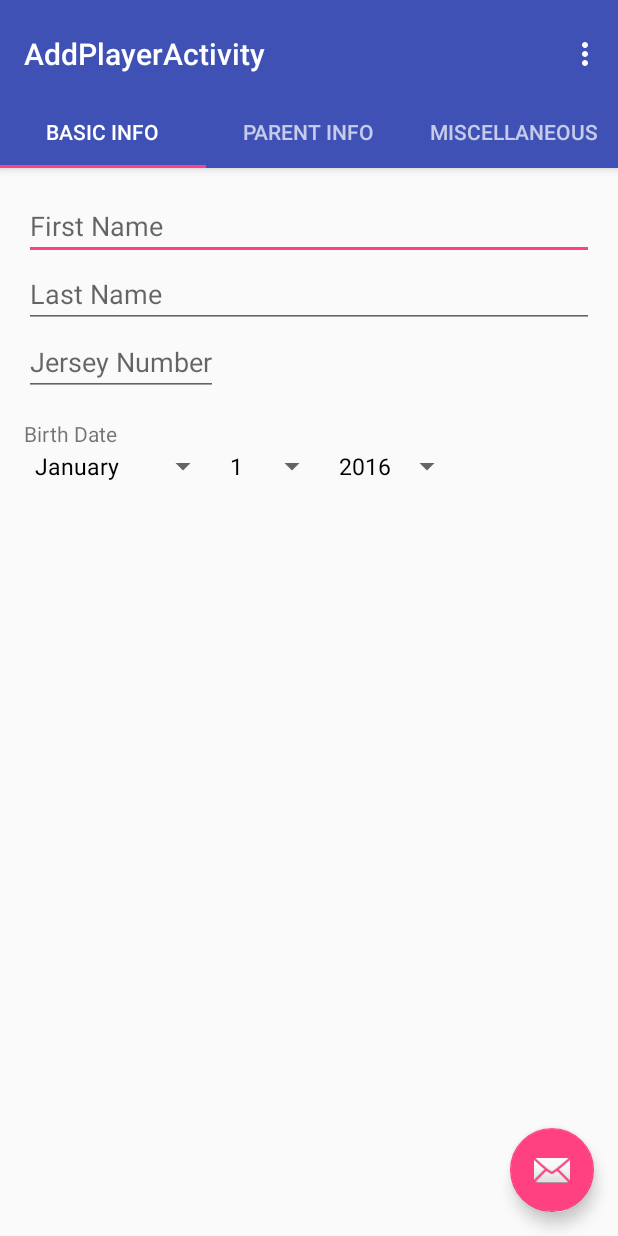
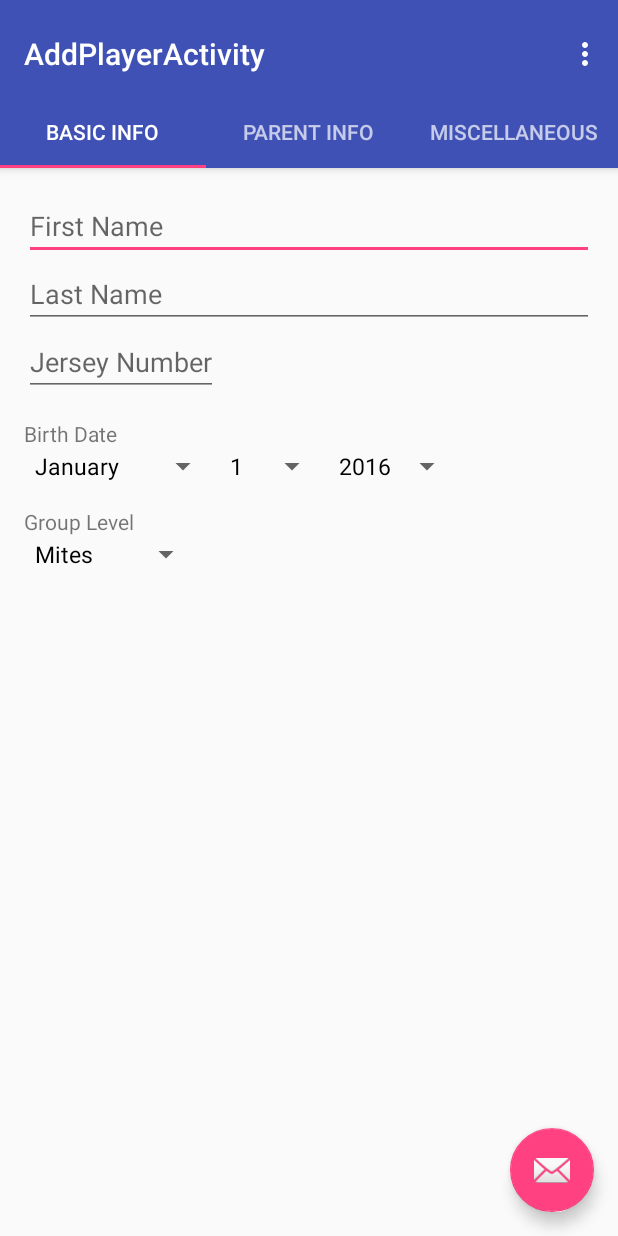
Before and after one commit to miketar27/FinalProject-MichaelTZhenzhenM, an Android app: the screen it shows after launch (AddPlayerActivity), after a tap on "Add Person", on a phone screen of 412 x 824 dp. Run offline under Robolectric (Android 15) with nearby library versions, the phone set to English and light mode, and no system bars.

Commit message:
Updating Add Basic

```diff
--- a/app/src/main/java/com/example/miket/finalproject_michaeltzhenzhenm/MainActivity.java
+++ b/app/src/main/java/com/example/miket/finalproject_michaeltzhenzhenm/MainActivity.java
@@ -36,7 +36,7 @@ public class MainActivity extends AppCompatActivity {
                 arrayPlayers);
         lv.setAdapter(adapter);
 
-        Spinner levels = (Spinner) findViewById(R.id.spinner);
+        Spinner levels = (Spinner) findViewById(R.id.levels_main_spinner);
         // Create an ArrayAdapter using the string array and a default spinner layout
         ArrayAdapter<CharSequence> levelsAdapter = ArrayAdapter.createFromResource(
                 this, R.array.group_levels, R.layout.spinner_layout);
--- a/app/src/main/java/com/example/miket/finalproject_michaeltzhenzhenm/Tab1BasicInfo.java
+++ b/app/src/main/java/com/example/miket/finalproject_michaeltzhenzhenm/Tab1BasicInfo.java
@@ -27,22 +27,22 @@ public class Tab1BasicInfo extends Fragment {
         monthSpinner.setAdapter(monthAdapter);
 
         Spinner dayOfMonthSpinner = (Spinner) rootView.findViewById(R.id.days_of_month_spinner);
-        // Create an ArrayAdapter using the string array and a default spinner layout
         ArrayAdapter<CharSequence> dayOfMonthAdapter = ArrayAdapter.createFromResource(getActivity(),
                 R.array.days_of_month_array, R.layout.spinner_layout);
-        // Specify the layout to use when the list of choices appears
-        monthAdapter.setDropDownViewResource(R.layout.spinner_layout);
-        // Apply the adapter to the spinner
+        dayOfMonthAdapter.setDropDownViewResource(R.layout.spinner_layout);
         dayOfMonthSpinner.setAdapter(dayOfMonthAdapter);
 
         Spinner yearsSpinner = (Spinner) rootView.findViewById(R.id.years_spinner);
-        // Create an ArrayAdapter using the string array and a default spinner layout
         ArrayAdapter<CharSequence> yearsAdapter = ArrayAdapter.createFromResource(getActivity(),
                 R.array.years_array, R.layout.spinner_layout);
-        // Specify the layout to use when the list of choices appears
-        monthAdapter.setDropDownViewResource(R.layout.spinner_layout);
-        // Apply the adapter to the spinner
+        yearsAdapter.setDropDownViewResource(R.layout.spinner_layout);
         yearsSpinner.setAdapter(yearsAdapter);
+
+        Spinner levelsAddSpinner = (Spinner) rootView.findViewById(R.id.levels_add_spinner);
+        ArrayAdapter<CharSequence> levelsAddAdapter = ArrayAdapter.createFromResource(getActivity(),
+                R.array.group_levels, R.layout.spinner_layout);
+        levelsAddAdapter.setDropDownViewResource(R.layout.spinner_layout);
+        levelsAddSpinner.setAdapter(levelsAddAdapter);
 
         return rootView;
     }
--- a/app/src/main/res/layout/activity_main.xml
+++ b/app/src/main/res/layout/activity_main.xml
@@ -1,7 +1,5 @@
 <?xml version="1.0" encoding="utf-8"?>
-<LinearLayout
-    xmlns:android="http://schemas.android.com/apk/res/android"
-    xmlns:app="http://schemas.android.com/apk/res-auto"
+<LinearLayout xmlns:android="http://schemas.android.com/apk/res/android"
     xmlns:tools="http://schemas.android.com/tools"
     android:layout_width="match_parent"
     android:layout_height="match_parent"
@@ -22,7 +20,7 @@
             android:textSize="25sp"/>
 
         <Spinner
-            android:id="@+id/spinner"
+            android:id="@+id/levels_main_spinner"
             style="@style/Base.Widget.AppCompat.Spinner.Underlined"
             android:layout_width="wrap_content"
             android:layout_height="wrap_content" />
--- a/app/src/main/res/layout/tab1_basic_info.xml
+++ b/app/src/main/res/layout/tab1_basic_info.xml
@@ -7,7 +7,7 @@
     android:paddingLeft="@dimen/activity_horizontal_margin"
     android:paddingRight="@dimen/activity_horizontal_margin"
     android:paddingTop="@dimen/activity_vertical_margin"
-    tools:context="com.example.miket.finalproject_michaeltzhenzhenm.AddPlayerActivity$PlaceholderFragment">
+    tools:context="com.example.miket.finalproject_michaeltzhenzhenm.AddPlayerActivity">
 
     <EditText
         android:layout_width="match_parent"
@@ -32,7 +32,7 @@
 
     <LinearLayout
         android:layout_width="wrap_content"
-        android:layout_height="match_parent"
+        android:layout_height="wrap_content"
         android:orientation="horizontal">
 
         <Spinner
@@ -50,8 +50,18 @@
             android:layout_width="wrap_content"
             android:layout_height="wrap_content"></Spinner>
 
+    </LinearLayout>
 
-    </LinearLayout>
+    <TextView
+        android:layout_width="wrap_content"
+        android:layout_height="wrap_content"
+        android:paddingTop="15dp"
+        android:text="Group Level" />
+
+    <Spinner
+        android:id="@+id/levels_add_spinner"
+        android:layout_width="wrap_content"
+        android:layout_height="wrap_content"></Spinner>
 
 
 </LinearLayout>
```
